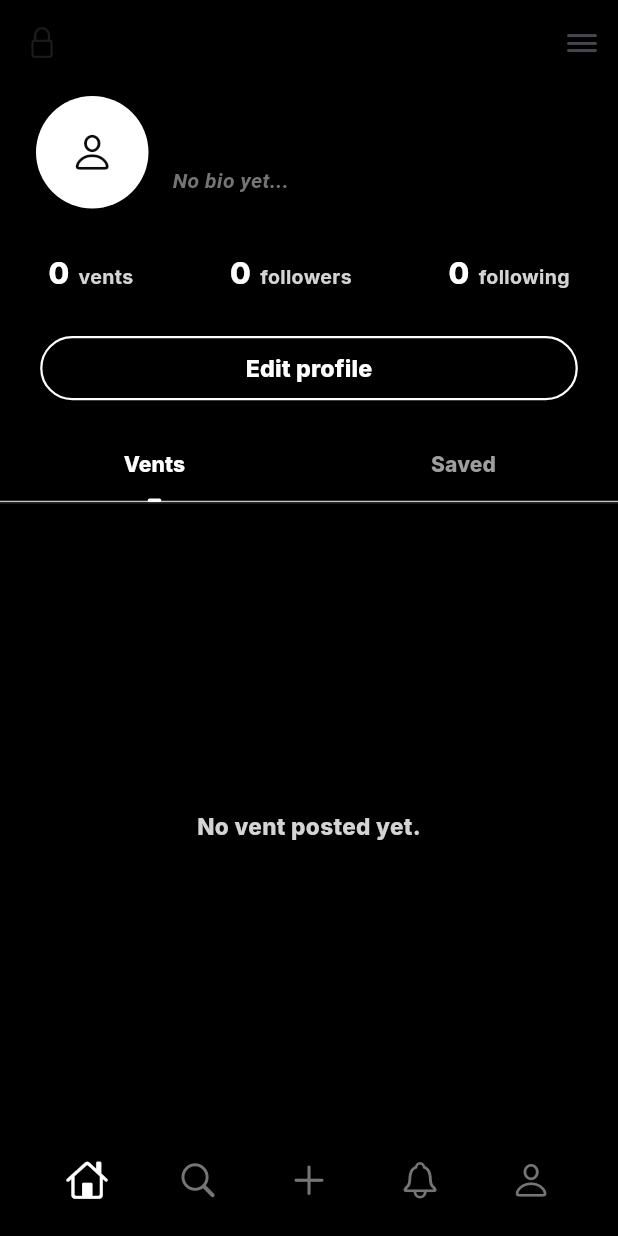
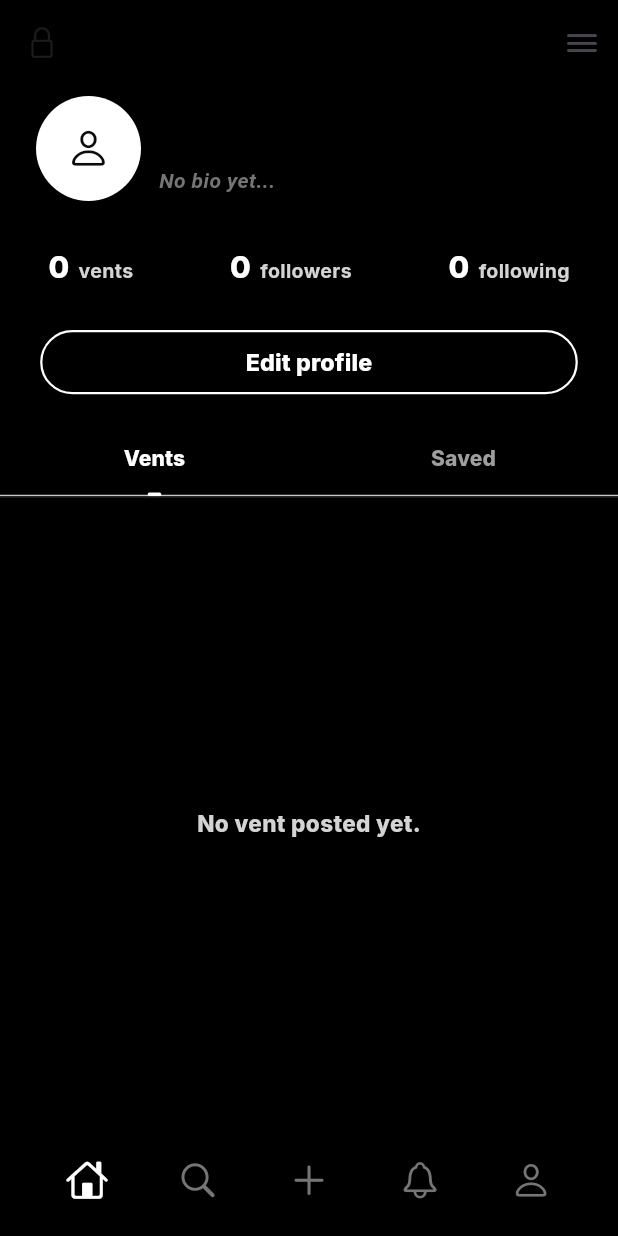
Before and after one commit to Tho100/revent, a Flutter app: the MyProfilePage screen opened directly, on a phone screen of 412 x 824 dp. Run offline on Flutter 3.47's test engine with Material 3 defaults, Android fonts, the phone set to English and light mode, and no system bars; our stand-ins replace flutter_cache_manager, flutter_dotenv, flutter_native_image, get_it, google_fonts; missing offline and left inert: dynamic_height_grid_view, image_picker_plus, mysql_client; statements that could not run were skipped.

Commit message:
Minor redesign on profile UI

```diff
--- a/lib/widgets/profile/profile_body_widgets.dart
+++ b/lib/widgets/profile/profile_body_widgets.dart
@@ -59,7 +59,7 @@ class ProfileBodyWidgets extends StatelessWidget {
 
           profileInfoWidgets.buildProfilePicture(),
 
-          const SizedBox(width: 16),
+          const SizedBox(width: 12),
 
           Column(
             crossAxisAlignment: CrossAxisAlignment.start,
--- a/lib/widgets/profile/profile_info_widgets.dart
+++ b/lib/widgets/profile/profile_info_widgets.dart
@@ -32,8 +32,8 @@ class ProfileInfoWidgets {
     return InkWellEffect(
       onPressed: () => ProfilePictureDialog().showPfpDialog(pfpData),
       child: ProfilePictureWidget(
-        customHeight: 75,
-        customWidth: 75,
+        customHeight: 70,
+        customWidth: 70,
         customEmptyPfpSize: 30,
         pfpData: pfpData,
       ),
```
